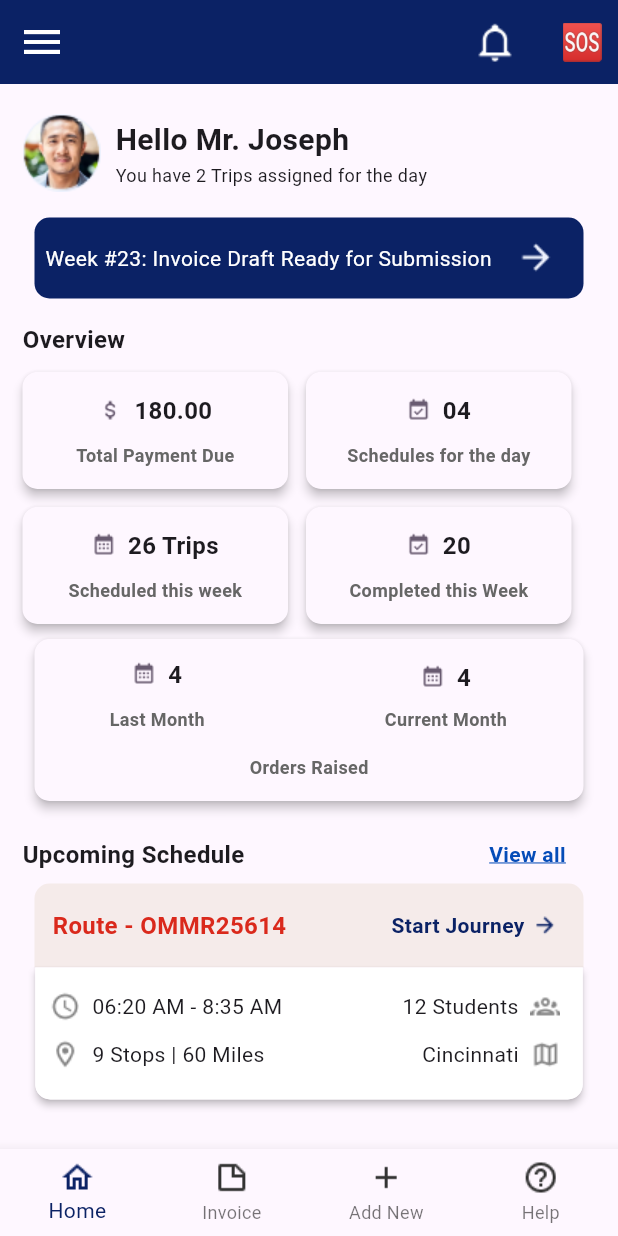
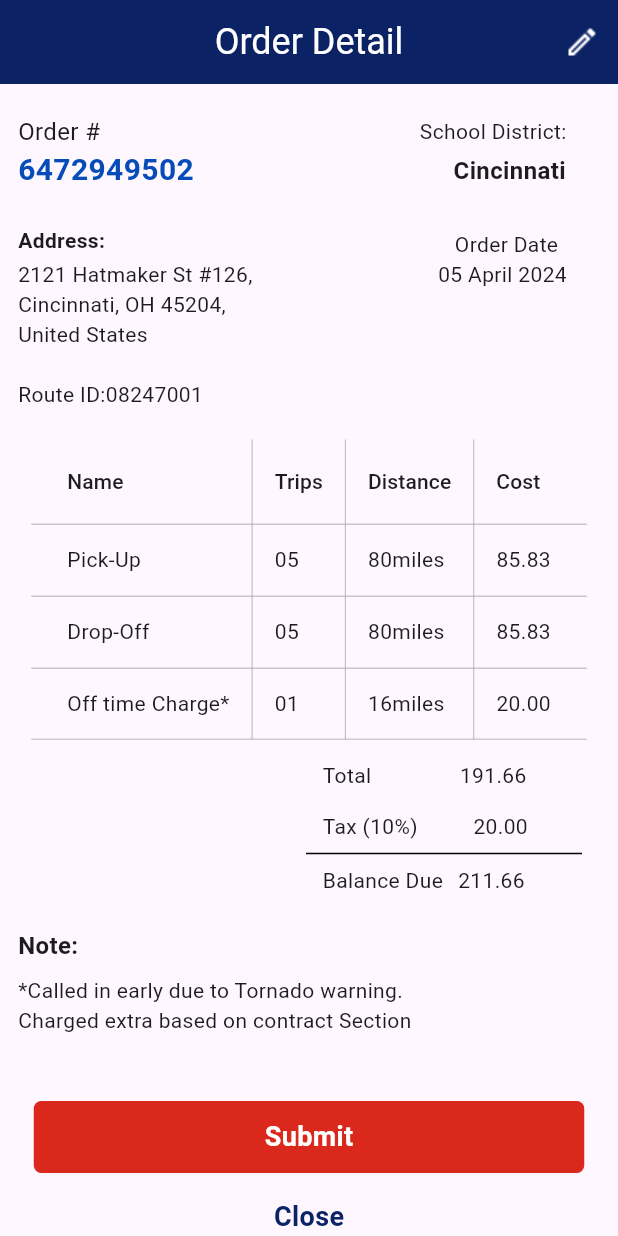
Before and after one commit to MuralikrishnaShetty/POC_Project-, a Flutter app: the screen it shows after launch, on a phone screen of 412 x 824 dp. Run offline on Flutter 3.47's test engine with Material 3 defaults, Android fonts, the light colour scheme and no system bars.

Commit message:
Order Details Screen

```diff
--- /dev/null
+++ b/lib/Widget/order_top_bar.dart
@@ -0,0 +1,34 @@
+import 'package:flutter/material.dart';
+
+class OrderTopBar extends StatelessWidget implements PreferredSizeWidget {
+  const OrderTopBar({super.key});
+   @override
+  Widget build(BuildContext context) {
+    return AppBar(
+          centerTitle: true,
+          title: const Text(
+            "Order Detail",
+            style: TextStyle(
+              color: Colors.white,
+                fontSize: 24,
+                fontWeight: FontWeight.w400,
+            )
+        ),
+        iconTheme: const IconThemeData(color: Colors.white, size: 32),
+        backgroundColor: const Color(0xff0b2265),
+        actions:  [
+          IconButton(
+                onPressed: () {},
+                icon: Image.asset(
+                  'assets/images/Edit.png',
+                  width: 32,
+                  height: 26,
+                ),
+              ),
+
+        ]
+        );
+  }
+  @override
+  Size get preferredSize => const Size.fromHeight(kToolbarHeight);
+}
--- a/lib/main.dart
+++ b/lib/main.dart
@@ -1,17 +1,21 @@
-import 'package:demopoc/screen/first_screen.dart';
+
 import 'package:demopoc/screen/navbar.dart';
+import 'package:demopoc/screen/order_details_screen.dart';
 import 'package:flutter/material.dart';
 
 void main(){
-  runApp(MyApp());
+  runApp(const MyApp());
 }
 
 class MyApp extends StatelessWidget{
+  const MyApp({super.key});
   @override
   Widget build(BuildContext context) {
-    return const  MaterialApp(
+    return   MaterialApp(
       title: 'Cab Booking',
-      home: NavBar(),
+      home:
+      // NavBar(),
+       OrderDetails(),
 
 
     );
--- a/lib/screen/first_screen.dart
+++ b/lib/screen/first_screen.dart
@@ -1,10 +1,10 @@
 import 'package:flutter/cupertino.dart';
-import 'package:flutter/gestures.dart';
+// import 'package:flutter/gestures.dart';
 import 'package:flutter/material.dart';
 import 'package:flutter/painting.dart';
 import 'package:flutter/rendering.dart';
 import 'package:flutter/widgets.dart';
-import 'package:url_launcher/url_launcher.dart';
+// import 'package:url_launcher/url_launcher.dart';
 
 class FirstScreen extends StatelessWidget {
   const FirstScreen({super.key});
@@ -25,6 +25,7 @@ class FirstScreen extends StatelessWidget {
                       AssetImage("assets/images/Bell.png"))),
               const SizedBox(
                 width: 10,
+
               ),
               IconButton(
                 onPressed: () {},
@@ -76,7 +77,7 @@ class FirstScreen extends StatelessWidget {
             Container(
               decoration: BoxDecoration(
                   borderRadius: BorderRadius.circular(10),
-                  color: Color(0xff0b2265)),
+                  color:const  Color(0xff0b2265)),
               height: 54,
               width: 366,
               alignment: Alignment.center,
@@ -201,7 +202,7 @@ class FirstScreen extends StatelessWidget {
                                 ))
                           ],
                         ),
-                        SizedBox(
+                       const  SizedBox(
                           height: 10,
                         ),
                         const Text("Schedules for the day",
@@ -298,7 +299,7 @@ class FirstScreen extends StatelessWidget {
                                 ))
                           ],
                         ),
-                        SizedBox(
+                      const   SizedBox(
                           height: 10,
                         ),
                         const Text("Completed this Week",
@@ -354,7 +355,7 @@ class FirstScreen extends StatelessWidget {
                               ),
                             ),
                             Container(
-                              margin: EdgeInsets.fromLTRB(50, 0, 0, 0),
+                              margin:const  EdgeInsets.fromLTRB(50, 0, 0, 0),
                               child: const Text("Last Month",
                                   style: TextStyle(
                                     color: Color.fromRGBO(102, 102, 102, 1),
@@ -410,7 +411,7 @@ class FirstScreen extends StatelessWidget {
                     ),
                     Container(
                       margin: EdgeInsets.fromLTRB(0, 5, 0, 0),
-                      child: Text("Orders Raised",
+                      child:const  Text("Orders Raised",
                           style: TextStyle(
                             color: Color.fromRGBO(102, 102, 102, 1),
                             fontSize: 12,
@@ -426,8 +427,8 @@ class FirstScreen extends StatelessWidget {
               children: [
                 Container(
                   alignment: Alignment.centerLeft,
-                  margin: EdgeInsets.only(left: 15),
-                  child: Text(
+                  margin:const  EdgeInsets.only(left: 15),
+                  child:const  Text(
                     "Upcoming Schedule",
                     style: TextStyle(
                       fontSize: 16,
@@ -436,8 +437,8 @@ class FirstScreen extends StatelessWidget {
                   ),
                 ),
                 Container(
-                  margin: EdgeInsets.only(left: 163),
-                  child: Text("View all",
+                  margin:const  EdgeInsets.only(left: 163),
+                  child:const  Text("View all",
                       style: TextStyle(
                         decoration: TextDecoration.underline,
                         decorationColor: Color.fromRGBO(5, 76, 184, 1),
@@ -448,7 +449,7 @@ class FirstScreen extends StatelessWidget {
                 )
               ],
             ),
-            SizedBox(
+           const  SizedBox(
               height: 8,
             ),
             //upcoming sheduled  section
@@ -463,8 +464,8 @@ class FirstScreen extends StatelessWidget {
               child: Row(
                 children: [
                   Container(
-                    margin: EdgeInsets.only(left: 12),
-                    child: Text("Route - OMMR25614",
+                    margin:const  EdgeInsets.only(left: 12),
+                    child: const Text("Route - OMMR25614",
                         style: TextStyle(
                           color: Color.fromRGBO(218, 41, 28, 1),
                           fontSize: 16,
@@ -472,8 +473,8 @@ class FirstScreen extends StatelessWidget {
                         )),
                   ),
                   Container(
-                    margin: EdgeInsets.only(left: 70),
-                    child: Text(
+                    margin:const  EdgeInsets.only(left: 70),
+                    child:const Text(
                       "Start Journey",
                       style: TextStyle(
                         color: Color.fromRGBO(11, 34, 101, 1),
@@ -510,14 +511,14 @@ class FirstScreen extends StatelessWidget {
                       crossAxisAlignment: CrossAxisAlignment.start,
                       children: [
                         Container(
-                            margin: EdgeInsets.fromLTRB(10, 16, 0, 0),
+                            margin:const EdgeInsets.fromLTRB(10, 16, 0, 0),
                             child: Image.asset('assets/images/clock.png')),
-                        SizedBox(
+                       const SizedBox(
                           width: 8,
                         ),
                         Container(
-                          margin: EdgeInsets.fromLTRB(0, 16, 0, 12),
-                          child: Text(
+                          margin:const EdgeInsets.fromLTRB(0, 16, 0, 12),
+                          child: const Text(
                             "06:20 AM - 8:35 AM",
                             style: TextStyle(
                               fontSize: 14,
@@ -526,15 +527,15 @@ class FirstScreen extends StatelessWidget {
                           ),
                         ),
                         Container(
-                          margin: EdgeInsets.fromLTRB(80, 16, 8, 12),
-                          child: Text("12 Students",
+                          margin:const EdgeInsets.fromLTRB(80, 16, 8, 12),
+                          child:const Text("12 Students",
                               style: TextStyle(
                                 fontSize: 14,
                                 fontWeight: FontWeight.w400,
                               )),
                         ),
                         Container(
-                            margin: EdgeInsets.only(top: 16),
+                            margin: const EdgeInsets.only(top: 16),
                             child: Image.asset('assets/images/community.png')),
                       ],
                     ),
@@ -542,10 +543,10 @@ class FirstScreen extends StatelessWidget {
                       crossAxisAlignment: CrossAxisAlignment.start,
                       children: [
                         Container(
-                          margin: EdgeInsets.fromLTRB(10, 0, 8, 20),
+                          margin: const EdgeInsets.fromLTRB(10, 0, 8, 20),
                           child: Image.asset('assets/images/map.png'),
                         ),
-                        Text(
+                        const Text(
                           "9 Stops | 60 Miles",
                           style: TextStyle(
                             fontSize: 14,
@@ -553,8 +554,8 @@ class FirstScreen extends StatelessWidget {
                           ),
                         ),
                         Container(
-                          margin: EdgeInsets.fromLTRB(105, 0, 8, 0),
-                          child: Text("Cincinnati",
+                          margin:const  EdgeInsets.fromLTRB(105, 0, 8, 0),
+                          child:const Text("Cincinnati",
                               style: TextStyle(
                                 fontSize: 14,
                                 fontWeight: FontWeight.w400,
@@ -568,7 +569,7 @@ class FirstScreen extends StatelessWidget {
               ),
             ),
 
-           SizedBox(height: 26,) //experimental code ends
+           const SizedBox(height: 26,) //experimental code ends
           ],
         ),
 
--- /dev/null
+++ b/lib/screen/order_details_screen.dart
@@ -0,0 +1,337 @@
+import 'package:demopoc/Widget/order_top_bar.dart';
+import 'package:flutter/cupertino.dart';
+
+import 'package:flutter/material.dart';
+import 'package:flutter/painting.dart';
+
+class OrderDetails extends StatelessWidget {
+  const OrderDetails({super.key});
+  @override
+  Widget build(BuildContext context) {
+    return Scaffold(
+      appBar: const OrderTopBar(),
+      // full body column
+      body: SingleChildScrollView(
+        child: Column(
+          children: [
+            // first row
+            Row(
+              children: [
+                Container(
+                  margin: const EdgeInsets.fromLTRB(12, 20, 0, 0),
+                  child: const Text("Order #",
+                      style: TextStyle(
+                        fontSize: 16,
+                        fontWeight: FontWeight.w400,
+                      )),
+                ),
+                Container(
+                  margin: const EdgeInsets.fromLTRB(213, 20, 0, 0),
+                  child: const Text("School District:",
+                      style: TextStyle(
+                        fontSize: 14,
+                        fontWeight: FontWeight.w400,
+                      )),
+                )
+              ],
+            ),
+            // second row
+            Row(
+              children: [
+                Container(
+                  margin: const EdgeInsets.only(left: 12),
+                  child: const Text(
+                    "6472949502",
+                    style: TextStyle(
+                      color: Color.fromRGBO(5, 76, 184, 1),
+                      fontSize: 20,
+                      fontWeight: FontWeight.w600,
+                    ),
+                  ),
+                ),
+                Container(
+                  margin: const EdgeInsets.only(left: 173),
+                  child: const Text(
+                    "Cincinnati",
+                    style: TextStyle(
+                      fontSize: 16,
+                      fontWeight: FontWeight.w600,
+                    ),
+                  ),
+                ),
+              ],
+            ),
+            // third row
+            Row(
+              children: [
+                Container(
+                  margin: const EdgeInsets.fromLTRB(12, 20, 0, 0),
+                  child: const Text("Address:",
+                      style: TextStyle(
+                        fontSize: 14,
+                        fontWeight: FontWeight.w600,
+                      )),
+                ),
+                Container(
+                  margin: const EdgeInsets.fromLTRB(233, 25, 0, 0),
+                  child: const Text("Order Date",
+                      style: TextStyle(
+                        fontSize: 14,
+                        fontWeight: FontWeight.w400,
+                      )),
+                ),
+              ],
+            ),
+            // forth row
+            Row(
+              crossAxisAlignment: CrossAxisAlignment.start,
+              children: [
+                Container(
+                  width: 177,
+                  height: 60,
+                  margin: const EdgeInsets.only(left: 12),
+                  child: const Text(
+                      "2121 Hatmaker St #126, Cincinnati, OH 45204, United States",
+                      style: TextStyle(
+                        fontSize: 14,
+                        fontWeight: FontWeight.w400,
+                      )),
+                ),
+                Container(
+                  width: 86,
+                  height: 20,
+                  margin: const EdgeInsets.only(left: 103),
+                  child: const Text("05 April 2024",
+                      style: TextStyle(
+                        fontSize: 14,
+                        fontWeight: FontWeight.w400,
+                      )),
+                )
+              ],
+            ),
+            const SizedBox(
+              height: 20,
+            ),
+            // fifth row
+            Row(
+              mainAxisAlignment: MainAxisAlignment.start,
+              children: [
+                Container(
+                  margin: const EdgeInsets.only(left: 12),
+                  child: const Text("Route ID:08247001",
+                      style: TextStyle(
+                        fontSize: 14,
+                        fontWeight: FontWeight.w400,
+                      )),
+                ),
+              ],
+            ),
+            const SizedBox(height: 20),
+            //  table content
+            DataTable(
+                columnSpacing: 30.0,
+                border: const TableBorder(
+                    bottom: BorderSide(width: 0.5, color: Colors.grey),
+                    verticalInside: BorderSide(width: 0.5, color: Colors.grey)),
+                columns:const  [
+                  DataColumn(
+                    label: Text(
+                      'Name',
+                    ),
+                  ),
+                  DataColumn(
+                    label: Text('Trips'),
+                  ),
+                  DataColumn(
+                    label: Text('Distance'),
+                  ),
+                  DataColumn(
+                    label: Text('Cost'),
+                  ),
+                ],
+                rows:const  [
+                  DataRow(
+                    cells: [
+                      DataCell(Text('Pick-Up')),
+                      DataCell(Text('05')),
+                      DataCell(Text('80miles')),
+                      DataCell(Text('85.83')),
+                    ],
+                  ),
+                  DataRow(
+                    cells: [
+                      DataCell(Text('Drop-Off')),
+                      DataCell(Text('05')),
+                      DataCell(Text('80miles')),
+                      DataCell(Text('85.83')),
+                    ],
+                  ),
+                  DataRow(
+                    cells: [
+                      DataCell(Text('Off time Charge*')),
+                      DataCell(Text('01')),
+                      DataCell(Text('16miles')),
+                      DataCell(Text('20.00')),
+                    ],
+                  ),
+                ]),
+            // table ends
+            const SizedBox(
+              height: 14,
+            ),
+            // firts row after table
+            Row(
+              children: [
+                Container(
+                  margin: const EdgeInsets.only(left: 215),
+                  child: const Text("Total",
+                      style: TextStyle(
+                        fontSize: 14,
+                        fontWeight: FontWeight.w400,
+                      )),
+                ),
+                const SizedBox(
+                  width: 59,
+                ),
+                const Text(
+                  "191.66",
+                  style: TextStyle(
+                    fontSize: 14,
+                    fontWeight: FontWeight.w400,
+                  ),
+                ),
+              ],
+            ),
+            // second row after table
+            const SizedBox(
+              height: 14,
+            ),
+            Row(
+              children: [
+                Container(
+                  margin: const EdgeInsets.only(left: 215),
+                  child: const Text("Tax (10%)",
+                      style: TextStyle(
+                        fontSize: 14,
+                        fontWeight: FontWeight.w400,
+                      )),
+                ),
+                const SizedBox(
+                  width: 37,
+                ),
+                const Text(
+                  "20.00",
+                  style: TextStyle(
+                    fontSize: 14,
+                    fontWeight: FontWeight.w400,
+                  ),
+                ),
+              ],
+            ),
+            Container(
+              width: 184,
+              margin: const EdgeInsets.only(left: 180),
+              child: const Divider(
+                color: Colors.black,
+              ),
+            ),
+
+            Row(
+              children: [
+                Container(
+                  margin: const EdgeInsets.only(left: 215),
+                  child: const Text(
+                    "Balance Due",
+                    style: TextStyle(
+                      fontSize: 14,
+                      fontWeight: FontWeight.w400,
+                    ),
+                  ),
+                ),
+                const SizedBox(
+                  width: 10,
+                ),
+                const Text(
+                  "211.66",
+                  style: TextStyle(
+                    fontSize: 14,
+                    fontWeight: FontWeight.w400,
+                  ),
+                ),
+              ],
+            ),
+            const SizedBox(
+              height: 22,
+            ),
+            Row(
+              crossAxisAlignment: CrossAxisAlignment.start,
+              mainAxisAlignment: MainAxisAlignment.start,
+              children: [
+                Container(
+                  margin: const EdgeInsets.only(left: 12),
+                  child: const Text("Note:",
+                      style: TextStyle(
+                        fontSize: 16,
+                        fontWeight: FontWeight.w600,
+                      )),
+                ),
+              ],
+            ),
+            const SizedBox(
+              height: 8,
+            ),
+            Row(
+              mainAxisAlignment: MainAxisAlignment.start,
+              children: [
+                Container(
+                  margin: const EdgeInsets.only(left: 12),
+                  width: 300,
+                  height: 40,
+                  child: const Text(
+                    "*Called in early due to Tornado warning. Charged extra based on contract Section 233.4",
+                    style: TextStyle(
+                      fontSize: 14,
+                      fontWeight: FontWeight.w400,
+                    ),
+                  ),
+                ),
+              ],
+            ),
+            const SizedBox(
+              height: 44,
+            ),
+            Container(
+              decoration: BoxDecoration(
+                  borderRadius: BorderRadius.circular(5),
+                  color: const Color.fromRGBO(218, 41, 28, 1)),
+              width: 367,
+              height: 48,
+              alignment: Alignment.center,
+              // color:const  Color.fromRGBO(218, 41, 28, 1),
+              child: const Text(
+                "Submit",
+                style: TextStyle(
+                  color: Colors.white,
+                  fontSize: 18,
+                  fontWeight: FontWeight.w600,
+                ),
+              ),
+            ),
+            const SizedBox(
+              height: 16,
+            ),
+            const Text(
+              "Close",
+              style: TextStyle(
+                color: Color.fromRGBO(11, 34, 101, 1),
+                fontSize: 18,
+                fontWeight: FontWeight.w600,
+              ),
+            ),
+            const SizedBox(height: 30,),
+          ],
+        ),
+      ),
+    );
+  }
+}
--- a/pubspec.yaml
+++ b/pubspec.yaml
@@ -82,6 +82,7 @@ flutter:
     - assets/images/addButton.png
     - assets/images/invoice.png
     - assets/images/home.png
+    - assets/images/Edit.png
   #   - images/a_dot_ham.jpeg
 
   # An image asset can refer to one or more resolution-specific "variants", see
```
Also changed, not shown: assets/images/Edit.png (added).
